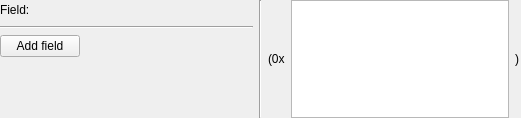
Above: comms_champion/app/cc_view/src/ui/ArrayListFieldWidget.ui from commschamp/comms_champion before the change. Below: the same form after it.
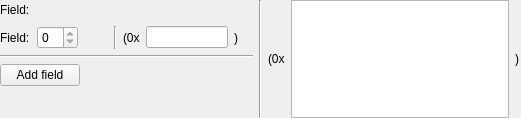
That is the form after the change. Icons and pictures are not drawn.

Commit message: Allow display of the prefix field in ArrayList widget.

Patch:
```diff
--- a/comms_champion/app/cc_view/src/ui/ArrayListFieldWidget.ui
+++ b/comms_champion/app/cc_view/src/ui/ArrayListFieldWidget.ui
@@ -71,6 +71,134 @@
         </item>
        </layout>
       </item>
+      <item>
+       <widget class="QWidget" name="m_prefixFieldWidget" native="true">
+        <layout class="QHBoxLayout" name="horizontalLayout_3">
+         <property name="leftMargin">
+          <number>0</number>
+         </property>
+         <property name="topMargin">
+          <number>0</number>
+         </property>
+         <property name="rightMargin">
+          <number>0</number>
+         </property>
+         <property name="bottomMargin">
+          <number>0</number>
+         </property>
+         <item>
+          <widget class="QWidget" name="m_prefixValueWidget" native="true">
+           <layout class="QHBoxLayout" name="horizontalLayout_6" stretch="1,0,1">
+            <property name="spacing">
+             <number>6</number>
+            </property>
+            <property name="leftMargin">
+             <number>0</number>
+            </property>
+            <property name="topMargin">
+             <number>0</number>
+            </property>
+            <property name="rightMargin">
+             <number>0</number>
+            </property>
+            <property name="bottomMargin">
+             <number>0</number>
+            </property>
+            <item>
+             <widget class="QLabel" name="m_prefixNameLabel">
+              <property name="text">
+               <string>Field:</string>
+              </property>
+             </widget>
+            </item>
+            <item>
+             <widget class="QSpinBox" name="m_prefixValueSpinBox">
+              <property name="readOnly">
+               <bool>true</bool>
+              </property>
+             </widget>
+            </item>
+            <item>
+             <spacer name="horizontalSpacer_4">
+              <property name="orientation">
+               <enum>Qt::Horizontal</enum>
+              </property>
+              <property name="sizeHint" stdset="0">
+               <size>
+                <width>82</width>
+                <height>20</height>
+               </size>
+              </property>
+             </spacer>
+            </item>
+           </layout>
+          </widget>
+         </item>
+         <item>
+          <widget class="Line" name="m_prefixSepLine">
+           <property name="orientation">
+            <enum>Qt::Vertical</enum>
+           </property>
+          </widget>
+         </item>
+         <item>
+          <widget class="QWidget" name="m_preifxSerValueWidget" native="true">
+           <layout class="QHBoxLayout" name="horizontalLayout_7">
+            <property name="spacing">
+             <number>6</number>
+            </property>
+            <property name="leftMargin">
+             <number>0</number>
+            </property>
+            <property name="topMargin">
+             <number>0</number>
+            </property>
+            <property name="rightMargin">
+             <number>0</number>
+            </property>
+            <property name="bottomMargin">
+             <number>0</number>
+            </property>
+            <item>
+             <widget class="QLabel" name="m_prefixFrontLabel">
+              <property name="text">
+               <string>(0x</string>
+              </property>
+             </widget>
+            </item>
+            <item>
+             <widget class="QLineEdit" name="m_prefixSerValueLineEdit">
+              <property name="readOnly">
+               <bool>true</bool>
+              </property>
+             </widget>
+            </item>
+            <item>
+             <widget class="QLabel" name="m_prefixSerBackLabel">
+              <property name="text">
+               <string>)</string>
+              </property>
+             </widget>
+            </item>
+            <item>
+             <spacer name="horizontalSpacer_5">
+              <property name="orientation">
+               <enum>Qt::Horizontal</enum>
+              </property>
+              <property name="sizeHint" stdset="0">
+               <size>
+                <width>40</width>
+                <height>20</height>
+               </size>
+              </property>
+             </spacer>
+            </item>
+           </layout>
+          </widget>
+         </item>
+        </layout>
+       </widget>
+      </item>
       <item>
        <layout class="QVBoxLayout" name="m_membersLayout">
         <property name="spacing">
```
The commit also changes 6 other files.
